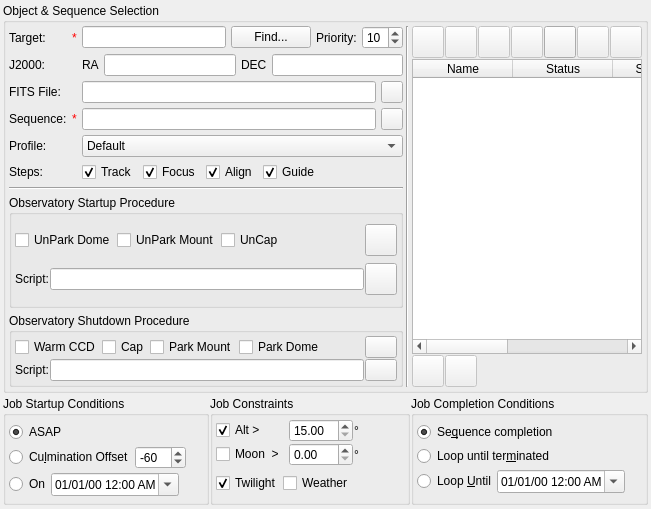
The window that kstars/ekos/scheduler/scheduler.ui (KDE/kstars) describes before a commit, drawn with Qt 5.
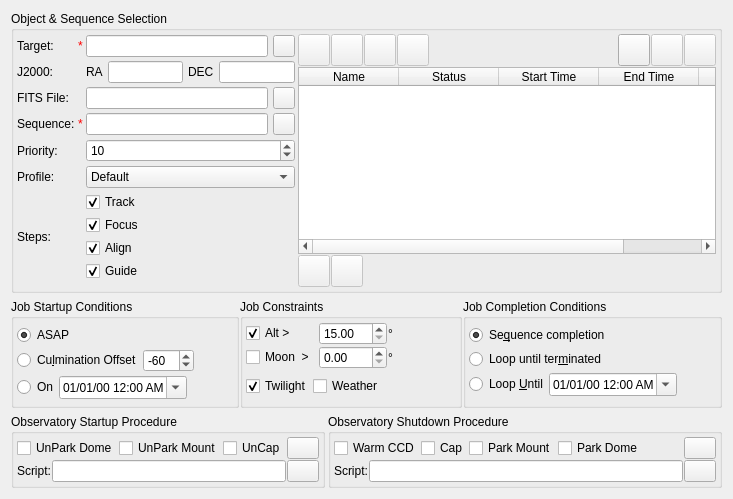
The same window after the commit. Custom widgets are drawn as their Qt base class.

What changed in the file:
```diff
--- a/kstars/ekos/scheduler/scheduler.ui
+++ b/kstars/ekos/scheduler/scheduler.ui
@@ -6,26 +6,11 @@
    <rect>
     <x>0</x>
     <y>0</y>
-    <width>634</width>
-    <height>509</height>
+    <width>668</width>
+    <height>499</height>
    </rect>
   </property>
   <layout class="QVBoxLayout" name="verticalLayout_8">
-   <property name="spacing">
-    <number>3</number>
-   </property>
-   <property name="leftMargin">
-    <number>3</number>
-   </property>
-   <property name="topMargin">
-    <number>3</number>
-   </property>
-   <property name="rightMargin">
-    <number>3</number>
-   </property>
-   <property name="bottomMargin">
-    <number>3</number>
-   </property>
    <item>
     <widget class="QGroupBox" name="groupBox">
      <property name="sizePolicy">
@@ -37,7 +22,7 @@
      <property name="title">
       <string>Object &amp;&amp; Sequence Selection</string>
      </property>
-     <layout class="QHBoxLayout" name="horizontalLayout_10" stretch="1,1,2">
+     <layout class="QHBoxLayout" name="horizontalLayout_10" stretch="2,3">
       <property name="spacing">
        <number>3</number>
       </property>
@@ -52,17 +37,65 @@
       </property>
       <property name="bottomMargin">
        <number>3</number>
-      </property>
-      <item>
-       <layout class="QVBoxLayout" name="verticalLayout_6">
-        <property name="spacing">
-         <number>5</number>
         </property>
         <item>
          <layout class="QGridLayout" name="gridLayout_2">
+        <item row="0" column="0">
+         <widget class="QLabel" name="targetLabel">
+          <property name="text">
+           <string>Target:</string>
+          </property>
+         </widget>
+        </item>
+        <item row="0" column="1">
+         <widget class="QLabel" name="label_3">
+          <property name="styleSheet">
+           <string notr="true">color:red</string>
+          </property>
+          <property name="text">
+           <string>*</string>
+          </property>
+         </widget>
+        </item>
+        <item row="0" column="2">
+         <layout class="QHBoxLayout" name="horizontalLayout_2">
           <property name="spacing">
            <number>5</number>
           </property>
+          <item>
+           <widget class="QLineEdit" name="nameEdit"/>
+          </item>
+          <item>
+           <widget class="QPushButton" name="selectObjectB">
+            <property name="minimumSize">
+             <size>
+              <width>22</width>
+              <height>22</height>
+             </size>
+            </property>
+            <property name="maximumSize">
+             <size>
+              <width>22</width>
+              <height>22</height>
+             </size>
+            </property>
+            <property name="text">
+             <string/>
+            </property>
+           </widget>
+          </item>
+         </layout>
+        </item>
+        <item row="1" column="0">
+         <widget class="QLabel" name="label">
+          <property name="toolTip">
+           <string>Target coordinates in J2000 Epoch</string>
+          </property>
+          <property name="text">
+           <string>J2000:</string>
+          </property>
+         </widget>
+        </item>
           <item row="1" column="2">
            <layout class="QHBoxLayout" name="horizontalLayout_17">
             <property name="spacing">
@@ -98,6 +131,16 @@
             </item>
            </layout>
           </item>
+        <item row="2" column="0">
+         <widget class="QLabel" name="FITSLabel">
+          <property name="toolTip">
+           <string>Select optional FITS file to be used for alignment. When using FITS, specify the object or the estimated coordinates which are used to slew the mount.</string>
+          </property>
+          <property name="text">
+           <string>FITS File:</string>
+          </property>
+         </widget>
+        </item>
           <item row="2" column="2">
            <layout class="QHBoxLayout" name="horizontalLayout_13">
             <property name="spacing">
@@ -128,143 +171,6 @@
             </item>
            </layout>
           </item>
-          <item row="1" column="0">
-           <widget class="QLabel" name="label">
-            <property name="toolTip">
-             <string>Target coordinates in J2000 Epoch</string>
-            </property>
-            <property name="text">
-             <string>J2000:</string>
-            </property>
-           </widget>
-          </item>
-          <item row="5" column="2">
-           <layout class="QHBoxLayout" name="horizontalLayout_11">
-            <property name="spacing">
-             <number>5</number>
-            </property>
-            <item>
-             <widget class="QCheckBox" name="trackStepCheck">
-              <property name="toolTip">
-               <string>Slew to the target and track it before proceeding to the next step.</string>
-              </property>
-              <property name="text">
-               <string>Track</string>
-              </property>
-              <property name="checked">
-               <bool>true</bool>
-              </property>
-              <attribute name="buttonGroup">
-               <string notr="true">stepsButtonGroup</string>
-              </attribute>
-             </widget>
-            </item>
-            <item>
-             <widget class="QCheckBox" name="focusStepCheck">
-              <property name="toolTip">
-               <string>Perform autofocusing before proceeding to the next step.</string>
-              </property>
-              <property name="text">
-               <string>Focus</string>
-              </property>
-              <property name="checked">
-               <bool>true</bool>
-              </property>
-              <attribute name="buttonGroup">
-               <string notr="true">stepsButtonGroup</string>
-              </attribute>
-             </widget>
-            </item>
-            <item>
-             <widget class="QCheckBox" name="alignStepCheck">
-              <property name="toolTip">
-               <string>Perform alignment using astrometry solver before proceeding to the next step.</string>
-              </property>
-              <property name="text">
-               <string>Align</string>
-              </property>
-              <property name="checked">
-               <bool>true</bool>
-              </property>
-              <attribute name="buttonGroup">
-               <string notr="true">stepsButtonGroup</string>
-              </attribute>
-             </widget>
-            </item>
-            <item>
-             <widget class="QCheckBox" name="guideStepCheck">
-              <property name="toolTip">
-               <string>Perform calibration and autoguiding before proceeding to the next step.</string>
-              </property>
-              <property name="text">
-               <string>Guide</string>
-              </property>
-              <property name="checked">
-               <bool>true</bool>
-              </property>
-              <attribute name="buttonGroup">
-               <string notr="true">stepsButtonGroup</string>
-              </attribute>
-             </widget>
-            </item>
-            <item>
-             <spacer name="horizontalSpacer_9">
-              <property name="orientation">
-               <enum>Qt::Horizontal</enum>
-              </property>
-              <property name="sizeHint" stdset="0">
-               <size>
-                <width>40</width>
-                <height>20</height>
-               </size>
-              </property>
-             </spacer>
-            </item>
-           </layout>
-          </item>
-          <item row="0" column="2">
-           <layout class="QHBoxLayout" name="horizontalLayout_2">
-            <property name="spacing">
-             <number>5</number>
-            </property>
-            <item>
-             <widget class="QLineEdit" name="nameEdit"/>
-            </item>
-            <item>
-             <widget class="QPushButton" name="selectObjectB">
-              <property name="text">
-               <string>Find...</string>
-              </property>
-             </widget>
-            </item>
-            <item>
-             <widget class="QLabel" name="label_7">
-              <property name="text">
-               <string>Priority:</string>
-              </property>
-             </widget>
-            </item>
-            <item>
-             <widget class="QSpinBox" name="prioritySpin">
-              <property name="toolTip">
-               <string>Assigned priority to each job with 1 being the highest priority and 20 being the lowest priority</string>
-              </property>
-              <property name="whatsThis">
-               <string/>
-              </property>
-              <property name="minimum">
-               <number>1</number>
-              </property>
-              <property name="maximum">
-               <number>20</number>
-              </property>
-              <property name="value">
-               <number>10</number>
-              </property>
-             </widget>
-            </item>
-           </layout>
-          </item>
           <item row="3" column="0">
            <widget class="QLabel" name="sequenceLabel">
             <property name="toolTip">
@@ -275,20 +181,13 @@
             </property>
            </widget>
           </item>
-          <item row="2" column="0">
-           <widget class="QLabel" name="FITSLabel">
-            <property name="toolTip">
-             <string>Select optional FITS file to be used for alignment. When using FITS, specify the object or the estimated coordinates which are used to slew the mount.</string>
+        <item row="3" column="1">
+         <widget class="QLabel" name="label_5">
+          <property name="styleSheet">
+           <string notr="true">color:red</string>
             </property>
             <property name="text">
-             <string>FITS File:</string>
-            </property>
-           </widget>
-          </item>
-          <item row="0" column="0">
-           <widget class="QLabel" name="targetLabel">
-            <property name="text">
-             <string>Target:</string>
+           <string>*</string>
             </property>
            </widget>
           </item>
@@ -325,37 +224,33 @@
             </item>
            </layout>
           </item>
-          <item row="5" column="0">
-           <widget class="QLabel" name="label_4">
-            <property name="toolTip">
-             <string>Select which steps to execute before starting the capture process.</string>
-            </property>
-            <property name="text">
-             <string>Steps:</string>
-            </property>
-           </widget>
-          </item>
-          <item row="0" column="1">
-           <widget class="QLabel" name="label_3">
-            <property name="styleSheet">
-             <string notr="true">color:red</string>
-            </property>
-            <property name="text">
-             <string>*</string>
-            </property>
-           </widget>
-          </item>
-          <item row="3" column="1">
-           <widget class="QLabel" name="label_5">
-            <property name="styleSheet">
-             <string notr="true">color:red</string>
-            </property>
-            <property name="text">
-             <string>*</string>
-            </property>
-           </widget>
-          </item>
           <item row="4" column="0">
+         <widget class="QLabel" name="label_7">
+          <property name="text">
+           <string>Priority:</string>
+          </property>
+         </widget>
+        </item>
+        <item row="4" column="2">
+         <widget class="QSpinBox" name="prioritySpin">
+          <property name="toolTip">
+           <string>Assigned priority to each job with 1 being the highest priority and 20 being the lowest priority</string>
+          </property>
+          <property name="whatsThis">
+           <string/>
+          </property>
+          <property name="minimum">
+           <number>1</number>
+          </property>
+          <property name="maximum">
+           <number>20</number>
+          </property>
+          <property name="value">
+           <number>10</number>
+          </property>
+         </widget>
+        </item>
+        <item row="5" column="0">
            <widget class="QLabel" name="label_9">
             <property name="toolTip">
              <string>Ekos Device Profile</string>
@@ -365,7 +260,7 @@
             </property>
            </widget>
           </item>
-          <item row="4" column="2">
+        <item row="5" column="2">
            <widget class="QComboBox" name="profileCombo">
             <item>
              <property name="text">
@@ -374,335 +269,85 @@
             </item>
            </widget>
           </item>
-         </layout>
-        </item>
-        <item>
-         <widget class="Line" name="line_2">
-          <property name="orientation">
-           <enum>Qt::Horizontal</enum>
-          </property>
-         </widget>
-        </item>
-        <item>
-         <widget class="QGroupBox" name="groupBox_2">
+        <item row="6" column="0">
+         <widget class="QLabel" name="label_4">
           <property name="toolTip">
-           <string>&lt;html&gt;&lt;head/&gt;&lt;body&gt;&lt;p&gt;One-time startup procedure to be executed before starting Ekos. The script is executed &lt;span style=&quot; font-weight:600; text-decoration: underline;&quot;&gt;before&lt;/span&gt; the startup procedures (e.g. unpark scope), if selected, are executed.&lt;/p&gt;&lt;/body&gt;&lt;/html&gt;</string>
+           <string>Select which steps to execute before starting the capture process.</string>
           </property>
-          <property name="title">
-           <string>Observatory Startup Procedure</string>
-          </property>
-          <layout class="QVBoxLayout" name="verticalLayout_4">
-           <property name="spacing">
-            <number>1</number>
-           </property>
-           <property name="leftMargin">
-            <number>3</number>
-           </property>
-           <property name="topMargin">
-            <number>3</number>
-           </property>
-           <property name="rightMargin">
-            <number>3</number>
-           </property>
-           <property name="bottomMargin">
-            <number>3</number>
-           </property>
-           <item>
-            <layout class="QHBoxLayout" name="horizontalLayout_16">
-             <property name="spacing">
-              <number>1</number>
-             </property>
-             <item>
-              <widget class="QCheckBox" name="unparkDomeCheck">
-               <property name="enabled">
-                <bool>true</bool>
-               </property>
-               <property name="toolTip">
-                <string>Park dome to home position</string>
-               </property>
                <property name="text">
-                <string>UnPark Dome</string>
-               </property>
-               <attribute name="buttonGroup">
-                <string notr="true">startupProcedureButtonGroup</string>
-               </attribute>
-              </widget>
-             </item>
+           <string>Steps:</string>
+          </property>
+         </widget>
+        </item>
+        <item row="6" column="2">
+         <layout class="QVBoxLayout" name="verticalLayout_6">
              <item>
-              <widget class="QCheckBox" name="unparkMountCheck">
-               <property name="enabled">
-                <bool>true</bool>
-               </property>
+           <widget class="QCheckBox" name="trackStepCheck">
                <property name="toolTip">
-                <string>Park telescope to home position.</string>
+             <string>Slew to the target and track it before proceeding to the next step.</string>
                </property>
                <property name="text">
-                <string>UnPark Mount</string>
-               </property>
+             <string>Track</string>
+            </property>
+            <property name="checked">
+             <bool>true</bool>
+            </property>
                <attribute name="buttonGroup">
-                <string notr="true">startupProcedureButtonGroup</string>
+             <string notr="true">stepsButtonGroup</string>
                </attribute>
               </widget>
              </item>
              <item>
-              <widget class="QCheckBox" name="uncapCheck">
+           <widget class="QCheckBox" name="focusStepCheck">
                <property name="toolTip">
-                <string>Open dust cover</string>
+             <string>Perform autofocusing before proceeding to the next step.</string>
                </property>
                <property name="text">
-                <string>UnCap</string>
-               </property>
-               <attribute name="buttonGroup">
-                <string notr="true">startupProcedureButtonGroup</string>
-               </attribute>
-              </widget>
-             </item>
-             <item>
-              <spacer name="horizontalSpacer_10">
-               <property name="orientation">
-                <enum>Qt::Horizontal</enum>
-               </property>
-               <property name="sizeHint" stdset="0">
-                <size>
-                 <width>40</width>
-                 <height>20</height>
-                </size>
-               </property>
-              </spacer>
-             </item>
-             <item>
-              <widget class="QPushButton" name="startupB">
-               <property name="maximumSize">
-                <size>
-                 <width>32</width>
-                 <height>32</height>
-                </size>
-               </property>
-               <property name="text">
-                <string/>
-               </property>
-              </widget>
-             </item>
-            </layout>
-           </item>
-           <item>
-            <layout class="QHBoxLayout" name="horizontalLayout_12">
-             <property name="spacing">
-              <number>1</number>
-             </property>
-             <item>
-              <widget class="QLabel" name="label_8">
-               <property name="text">
-                <string>Script:</string>
-               </property>
-              </widget>
-             </item>
-             <item>
-              <widget class="QLineEdit" name="startupScript">
-               <property name="readOnly">
-                <bool>false</bool>
-               </property>
-               <property name="clearButtonEnabled">
+             <string>Focus</string>
+            </property>
+            <property name="checked">
                 <bool>true</bool>
                </property>
-              </widget>
-             </item>
-             <item>
-              <widget class="QPushButton" name="selectStartupScriptB">
-               <property name="maximumSize">
-                <size>
-                 <width>32</width>
-                 <height>32</height>
-                </size>
-               </property>
-               <property name="text">
-                <string/>
-               </property>
-              </widget>
-             </item>
-            </layout>
-           </item>
-          </layout>
-         </widget>
-        </item>
-        <item>
-         <widget class="QGroupBox" name="groupBox_10">
-          <property name="sizePolicy">
-           <sizepolicy hsizetype="Fixed" vsizetype="Fixed">
-            <horstretch>0</horstretch>
-            <verstretch>0</verstretch>
-           </sizepolicy>
-          </property>
-          <property name="toolTip">
-           <string>&lt;html&gt;&lt;head/&gt;&lt;body&gt;&lt;p&gt;One-time shutdown procedure to be executed after all scheduler jobs are completed. The script is executed &lt;span style=&quot; font-weight:600; text-decoration: underline;&quot;&gt;after&lt;/span&gt; the shutdown procedures (e.g. parking), if selected, are completed.&lt;/p&gt;&lt;/body&gt;&lt;/html&gt;</string>
-          </property>
-          <property name="title">
-           <string>Observatory Shutdown Procedure</string>
-          </property>
-          <layout class="QVBoxLayout" name="verticalLayout_2">
-           <property name="spacing">
-            <number>1</number>
-           </property>
-           <property name="leftMargin">
-            <number>3</number>
-           </property>
-           <property name="topMargin">
-            <number>3</number>
-           </property>
-           <property name="rightMargin">
-            <number>3</number>
-           </property>
-           <property name="bottomMargin">
-            <number>3</number>
-           </property>
-           <item>
-            <layout class="QHBoxLayout" name="horizontalLayout_3">
-             <property name="spacing">
-              <number>1</number>
-             </property>
-             <item>
-              <widget class="QCheckBox" name="warmCCDCheck">
-               <property name="enabled">
-                <bool>true</bool>
-               </property>
-               <property name="toolTip">
-                <string>Turn off CCD cooler.</string>
-               </property>
-               <property name="text">
-                <string>Warm CCD</string>
-               </property>
                <attribute name="buttonGroup">
-                <string notr="true">shutdownProcedureGroup</string>
+             <string notr="true">stepsButtonGroup</string>
                </attribute>
               </widget>
              </item>
              <item>
-              <widget class="QCheckBox" name="capCheck">
+           <widget class="QCheckBox" name="alignStepCheck">
                <property name="toolTip">
-                <string>Close dust cover</string>
+             <string>Perform alignment using astrometry solver before proceeding to the next step.</string>
                </property>
                <property name="text">
-                <string>Cap</string>
-               </property>
-               <attribute name="buttonGroup">
-                <string notr="true">shutdownProcedureGroup</string>
-               </attribute>
-              </widget>
-             </item>
-             <item>
-              <widget class="QCheckBox" name="parkMountCheck">
-               <property name="enabled">
+             <string>Align</string>
+            </property>
+            <property name="checked">
                 <bool>true</bool>
                </property>
-               <property name="toolTip">
-                <string>Park telescope to home position.</string>
-               </property>
-               <property name="text">
-                <string>Park Mount</string>
-               </property>
                <attribute name="buttonGroup">
-                <string notr="true">shutdownProcedureGroup</string>
+             <string notr="true">stepsButtonGroup</string>
                </attribute>
               </widget>
              </item>
              <item>
-              <widget class="QCheckBox" name="parkDomeCheck">
-               <property name="enabled">
-                <bool>true</bool>
-               </property>
+           <widget class="QCheckBox" name="guideStepCheck">
                <property name="toolTip">
-                <string>Park dome to home position</string>
+             <string>Perform calibration and autoguiding before proceeding to the next step.</string>
                </property>
                <property name="text">
-                <string>Park Dome</string>
-               </property>
+             <string>Guide</string>
+            </property>
+            <property name="checked">
+             <bool>true</bool>
+            </property>
                <attribute name="buttonGroup">
-                <string notr="true">shutdownProcedureGroup</string>
+             <string notr="true">stepsButtonGroup</string>
                </attribute>
               </widget>
              </item>
-             <item>
-              <spacer name="horizontalSpacer_8">
-               <property name="orientation">
-                <enum>Qt::Horizontal</enum>
-               </property>
-               <property name="sizeHint" stdset="0">
-                <size>
-                 <width>40</width>
-                 <height>20</height>
-                </size>
-               </property>
-              </spacer>
-             </item>
-             <item>
-              <widget class="QPushButton" name="shutdownB">
-               <property name="minimumSize">
-                <size>
-                 <width>0</width>
-                 <height>0</height>
-                </size>
-               </property>
-               <property name="maximumSize">
-                <size>
-                 <width>32</width>
-                 <height>32</height>
-                </size>
-               </property>
-               <property name="text">
-                <string/>
-               </property>
-              </widget>
-             </item>
-            </layout>
-           </item>
-           <item>
-            <layout class="QHBoxLayout" name="horizontalLayout">
-             <property name="spacing">
-              <number>1</number>
-             </property>
-             <item>
-              <widget class="QLabel" name="label_13">
-               <property name="text">
-                <string>Script:</string>
-               </property>
-              </widget>
-             </item>
-             <item>
-              <widget class="QLineEdit" name="shutdownScript">
-               <property name="readOnly">
-                <bool>false</bool>
-               </property>
-               <property name="clearButtonEnabled">
-                <bool>true</bool>
-               </property>
-              </widget>
-             </item>
-             <item>
-              <widget class="QPushButton" name="selectShutdownScriptB">
-               <property name="maximumSize">
-                <size>
-                 <width>32</width>
-                 <height>32</height>
-                </size>
-               </property>
-               <property name="text">
-                <string/>
-               </property>
-              </widget>
-             </item>
-            </layout>
-           </item>
-          </layout>
-         </widget>
-        </item>
-       </layout>
-      </item>
-      <item>
-       <widget class="Line" name="line">
-        <property name="orientation">
-         <enum>Qt::Vertical</enum>
-        </property>
-       </widget>
+         </layout>
+        </item>
+       </layout>
       </item>
       <item>
        <layout class="QVBoxLayout" name="verticalLayout">
@@ -1068,7 +713,6 @@
       </item>
      </layout>
      <zorder></zorder>
-     <zorder>line</zorder>
      <zorder></zorder>
     </widget>
    </item>
@@ -1482,6 +1126,325 @@
      </item>
     </layout>
    </item>
+   <item>
+    <layout class="QHBoxLayout" name="horizontalLayout_18">
+     <property name="spacing">
+      <number>3</number>
+     </property>
+     <item>
+      <widget class="QGroupBox" name="groupBox_2">
+       <property name="toolTip">
+        <string>&lt;html&gt;&lt;head/&gt;&lt;body&gt;&lt;p&gt;One-time startup procedure to be executed before starting Ekos. The script is executed &lt;span style=&quot; font-weight:600; text-decoration: underline;&quot;&gt;before&lt;/span&gt; the startup procedures (e.g. unpark scope), if selected, are executed.&lt;/p&gt;&lt;/body&gt;&lt;/html&gt;</string>
+       </property>
+       <property name="title">
+        <string>Observatory Startup Procedure</string>
+       </property>
+       <layout class="QVBoxLayout" name="verticalLayout_4">
+        <property name="spacing">
+         <number>1</number>
+        </property>
+        <property name="leftMargin">
+         <number>3</number>
+        </property>
+        <property name="topMargin">
+         <number>3</number>
+        </property>
+        <property name="rightMargin">
+         <number>3</number>
+        </property>
+        <property name="bottomMargin">
+         <number>3</number>
+        </property>
+        <item>
+         <layout class="QHBoxLayout" name="horizontalLayout_16">
+          <property name="spacing">
+           <number>1</number>
+          </property>
+          <item>
+           <widget class="QCheckBox" name="unparkDomeCheck">
+            <property name="enabled">
+             <bool>true</bool>
+            </property>
+            <property name="toolTip">
+             <string>Park dome to home position</string>
+            </property>
+            <property name="text">
+             <string>UnPark Dome</string>
+            </property>
+            <attribute name="buttonGroup">
+             <string notr="true">startupProcedureButtonGroup</string>
+            </attribute>
+           </widget>
+          </item>
+          <item>
+           <widget class="QCheckBox" name="unparkMountCheck">
+            <property name="enabled">
+             <bool>true</bool>
+            </property>
+            <property name="toolTip">
+             <string>Park telescope to home position.</string>
+            </property>
+            <property name="text">
+             <string>UnPark Mount</string>
+            </property>
+            <attribute name="buttonGroup">
+             <string notr="true">startupProcedureButtonGroup</string>
+            </attribute>
+           </widget>
+          </item>
+          <item>
+           <widget class="QCheckBox" name="uncapCheck">
+            <property name="toolTip">
+             <string>Open dust cover</string>
+            </property>
+            <property name="text">
+             <string>UnCap</string>
+            </property>
+            <attribute name="buttonGroup">
+             <string notr="true">startupProcedureButtonGroup</string>
+            </attribute>
+           </widget>
+          </item>
+          <item>
+           <spacer name="horizontalSpacer_10">
+            <property name="orientation">
+             <enum>Qt::Horizontal</enum>
+            </property>
+            <property name="sizeHint" stdset="0">
+             <size>
+              <width>40</width>
+              <height>20</height>
+             </size>
+            </property>
+           </spacer>
+          </item>
+          <item>
+           <widget class="QPushButton" name="startupB">
+            <property name="maximumSize">
+             <size>
+              <width>32</width>
+              <height>32</height>
+             </size>
+            </property>
+            <property name="text">
+             <string/>
+            </property>
+           </widget>
+          </item>
+         </layout>
+        </item>
+        <item>
+         <layout class="QHBoxLayout" name="horizontalLayout_12">
+          <property name="spacing">
+           <number>1</number>
+          </property>
+          <item>
+           <widget class="QLabel" name="label_8">
+            <property name="text">
+             <string>Script:</string>
+            </property>
+           </widget>
+          </item>
+          <item>
+           <widget class="QLineEdit" name="startupScript">
+            <property name="readOnly">
+             <bool>false</bool>
+            </property>
+            <property name="clearButtonEnabled">
+             <bool>true</bool>
+            </property>
+           </widget>
+          </item>
+          <item>
+           <widget class="QPushButton" name="selectStartupScriptB">
+            <property name="maximumSize">
+             <size>
+              <width>32</width>
+              <height>32</height>
+             </size>
+            </property>
+            <property name="text">
+             <string/>
+            </property>
+           </widget>
+          </item>
+         </layout>
+        </item>
+       </layout>
+      </widget>
+     </item>
+     <item>
+      <widget class="QGroupBox" name="groupBox_10">
+       <property name="sizePolicy">
+        <sizepolicy hsizetype="Fixed" vsizetype="Fixed">
+         <horstretch>0</horstretch>
+         <verstretch>0</verstretch>
+        </sizepolicy>
+       </property>
+       <property name="toolTip">
+        <string>&lt;html&gt;&lt;head/&gt;&lt;body&gt;&lt;p&gt;One-time shutdown procedure to be executed after all scheduler jobs are completed. The script is executed &lt;span style=&quot; font-weight:600; text-decoration: underline;&quot;&gt;after&lt;/span&gt; the shutdown procedures (e.g. parking), if selected, are completed.&lt;/p&gt;&lt;/body&gt;&lt;/html&gt;</string>
+       </property>
+       <property name="title">
+        <string>Observatory Shutdown Procedure</string>
+       </property>
+       <layout class="QVBoxLayout" name="verticalLayout_2">
+        <property name="spacing">
+         <number>1</number>
+        </property>
+        <property name="leftMargin">
+         <number>3</number>
+        </property>
+        <property name="topMargin">
+         <number>3</number>
+        </property>
+        <property name="rightMargin">
+         <number>3</number>
+        </property>
+        <property name="bottomMargin">
+         <number>3</number>
+        </property>
+        <item>
+         <layout class="QHBoxLayout" name="horizontalLayout_3">
+          <property name="spacing">
+           <number>1</number>
+          </property>
+          <item>
+           <widget class="QCheckBox" name="warmCCDCheck">
+            <property name="enabled">
+             <bool>true</bool>
+            </property>
+            <property name="toolTip">
+             <string>Turn off CCD cooler.</string>
+            </property>
+            <property name="text">
+             <string>Warm CCD</string>
+            </property>
+            <attribute name="buttonGroup">
+             <string notr="true">shutdownProcedureGroup</string>
+            </attribute>
+           </widget>
+          </item>
+          <item>
+           <widget class="QCheckBox" name="capCheck">
+            <property name="toolTip">
+             <string>Close dust cover</string>
+            </property>
+            <property name="text">
+             <string>Cap</string>
+            </property>
+            <attribute name="buttonGroup">
+             <string notr="true">shutdownProcedureGroup</string>
+            </attribute>
+           </widget>
+          </item>
+          <item>
+           <widget class="QCheckBox" name="parkMountCheck">
+            <property name="enabled">
+             <bool>true</bool>
+            </property>
+            <property name="toolTip">
+             <string>Park telescope to home position.</string>
+            </property>
+            <property name="text">
+             <string>Park Mount</string>
+            </property>
+            <attribute name="buttonGroup">
+             <string notr="true">shutdownProcedureGroup</string>
+            </attribute>
+           </widget>
+          </item>
+          <item>
+           <widget class="QCheckBox" name="parkDomeCheck">
+            <property name="enabled">
+             <bool>true</bool>
+            </property>
+            <property name="toolTip">
+             <string>Park dome to home position</string>
+            </property>
+            <property name="text">
+             <string>Park Dome</string>
+            </property>
+            <attribute name="buttonGroup">
+             <string notr="true">shutdownProcedureGroup</string>
+            </attribute>
+           </widget>
+          </item>
+          <item>
+           <spacer name="horizontalSpacer_8">
+            <property name="orientation">
+             <enum>Qt::Horizontal</enum>
+            </property>
+            <property name="sizeHint" stdset="0">
+             <size>
+              <width>40</width>
+              <height>20</height>
+             </size>
+            </property>
+           </spacer>
+          </item>
+          <item>
+           <widget class="QPushButton" name="shutdownB">
+            <property name="minimumSize">
+             <size>
+              <width>0</width>
+              <height>0</height>
+             </size>
+            </property>
+            <property name="maximumSize">
+             <size>
+              <width>32</width>
+              <height>32</height>
+             </size>
+            </property>
+            <property name="text">
+             <string/>
+            </property>
+           </widget>
+          </item>
+         </layout>
+        </item>
+        <item>
+         <layout class="QHBoxLayout" name="horizontalLayout">
+          <property name="spacing">
+           <number>1</number>
+          </property>
+          <item>
+           <widget class="QLabel" name="label_13">
+            <property name="text">
+             <string>Script:</string>
+            </property>
+           </widget>
+          </item>
+          <item>
+           <widget class="QLineEdit" name="shutdownScript">
+            <property name="readOnly">
+             <bool>false</bool>
+            </property>
+            <property name="clearButtonEnabled">
+             <bool>true</bool>
+            </property>
+           </widget>
+          </item>
+          <item>
+           <widget class="QPushButton" name="selectShutdownScriptB">
+            <property name="maximumSize">
+             <size>
+              <width>32</width>
+              <height>32</height>
+             </size>
+            </property>
+            <property name="text">
+             <string/>
+            </property>
+           </widget>
+          </item>
+         </layout>
+        </item>
+       </layout>
+      </widget>
+     </item>
+    </layout>
+   </item>
    <item>
     <spacer name="verticalSpacer">
      <property name="orientation">
```
Left out of the diff: 41 changed lines with no effect on the pictures. Lines whose indentation alone changed are shown as unchanged.
